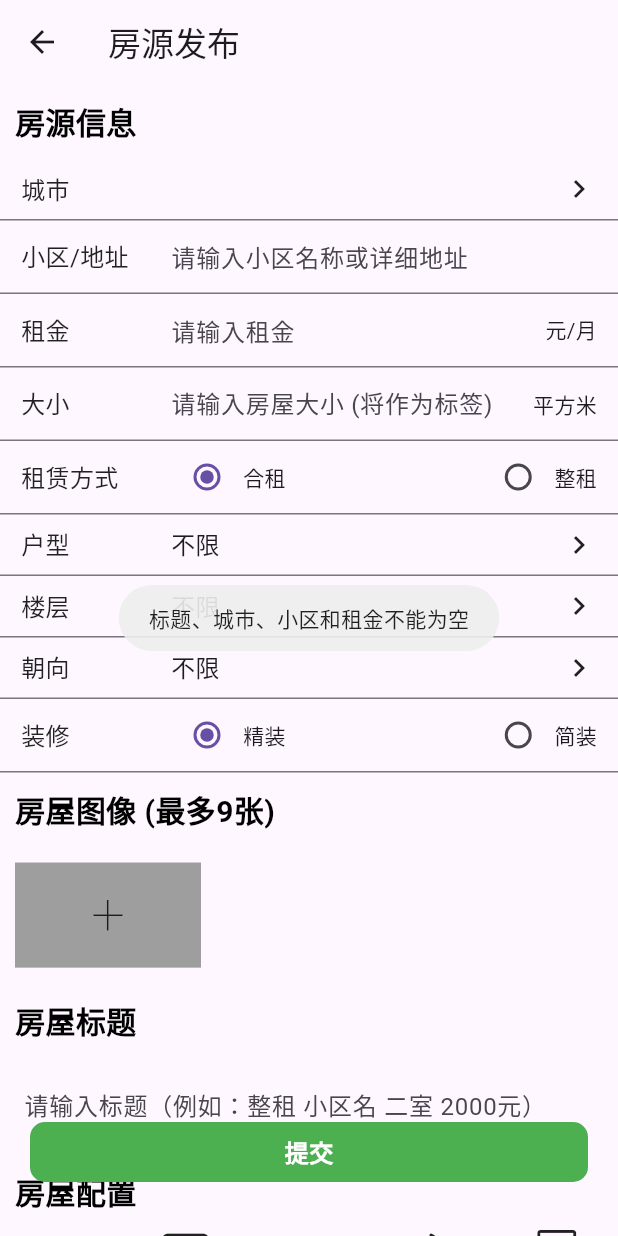
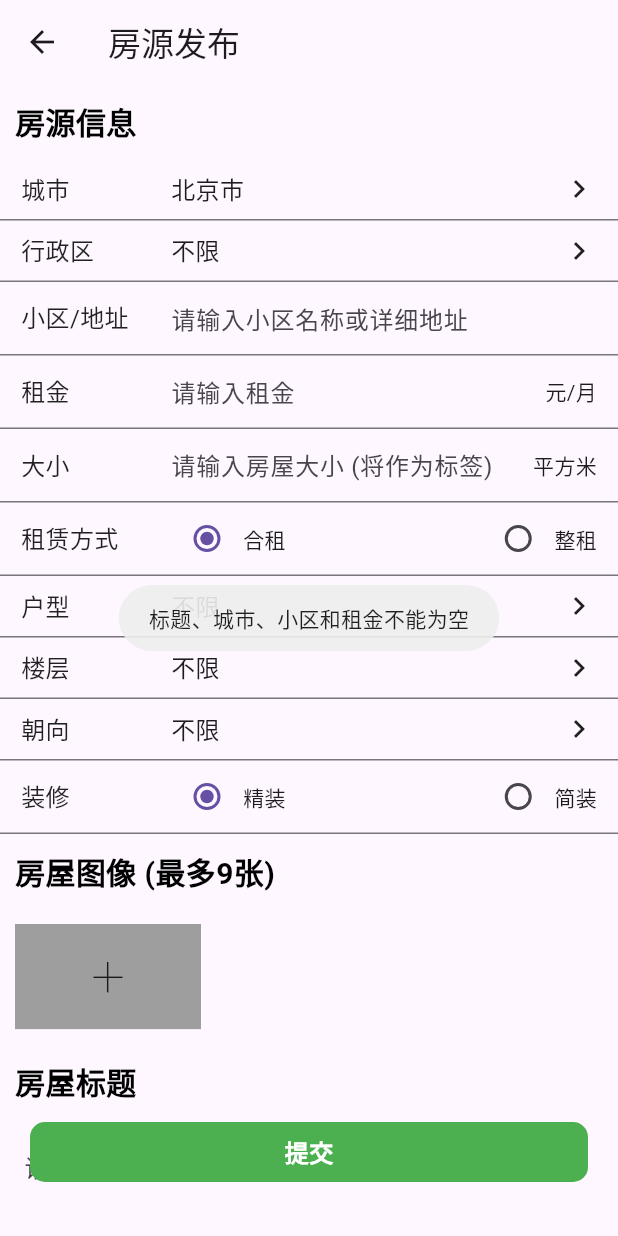
Before and after one commit to wstszx/hook_up_rent_migrated, a Flutter app: the RoomAddPage screen opened by its route, after a tap on "提交", on a phone screen of 412 x 824 dp. Run offline on Flutter 3.47's test engine with Material 3 defaults, Android fonts, the phone set to English and light mode, and no system bars; our stand-ins replace cached_network_image, dio, fluro, flutter_swiper_null_safety, fluttertoast, geocoding and 6 more; accounts and stored records are empty; network calls fail; project files that could hold a hidden picture were left out.

Commit message:
将发布页面的城市和区域数据来源改为使用region.json文件

```diff
--- a/lib/pages/room_add/index.dart
+++ b/lib/pages/room_add/index.dart
@@ -19,6 +19,7 @@ import 'package:hook_up_rent/widgets/common_image_picker.dart';
 import 'package:hook_up_rent/widgets/common_radio_form_item.dart';
 import 'package:hook_up_rent/widgets/common_select_form_item.dart';
 import 'package:hook_up_rent/widgets/common_title.dart';
+import 'package:hook_up_rent/services/region_service.dart'; // 引入 RegionService
 
 class RoomAddPage extends StatefulWidget {
   const RoomAddPage({Key? key}) : super(key: key);
@@ -33,9 +34,9 @@ class _RoomAddPageState extends State<RoomAddPage> {
   var descController = TextEditingController();
   var communityController = TextEditingController(); // 将映射到 address
   // --- City and District Data ---
-  List<dynamic> _cities = [];
-  List<String> _districts = [];
-  String? _selectedCityId;
+  List<filter_data.GeneralType> _cities = [];
+  List<filter_data.GeneralType> _districts = [filter_data.GeneralType('不限', 'area_any')];
+  String? _selectedCityName;
   String? _selectedDistrict;
 
   var priceController = TextEditingController();
@@ -55,29 +56,30 @@ class _RoomAddPageState extends State<RoomAddPage> {
   @override
   void initState() {
     super.initState();
-    _fetchCityDistrictData();
+    _loadCityDistrictData();
   }
 
-  Future<void> _fetchCityDistrictData() async {
+  Future<void> _loadCityDistrictData() async {
     try {
-      var res = await DioHttp.of(context).get('/api/configurations/filter-options');
-      if (res.statusCode == 200) {
-        setState(() {
-          _cities = res.data['cities'];
-          // Optionally pre-select the first city and load its districts
-          if (_cities.isNotEmpty) {
-             _selectedCityId = _cities.first['_id'];
-             _districts = List<String>.from(_cities.first['districts']);
-             if (_districts.isNotEmpty) {
-               _selectedDistrict = _districts.first;
-             }
+      // 确保 RegionService 已加载数据
+      await RegionService.loadRegionData();
+
+      setState(() {
+        _cities = RegionService.getCityList();
+
+        // 预选第一个城市
+        if (_cities.isNotEmpty) {
+          _selectedCityName = _cities.first.name;
+          _districts = RegionService.getDistrictsByCityName(_selectedCityName!);
+
+          // 预选第一个区域
+          if (_districts.isNotEmpty) {
+            _selectedDistrict = _districts.first.name;
           }
-        });
-      } else {
-        CommonToast.showToast('获取城市和行政区数据失败');
-      }
+        }
+      });
     } catch (e) {
-      print('Error fetching city and district data: $e');
+      print('Error loading city and district data: $e');
       CommonToast.showToast('获取城市和行政区数据失败');
     }
   }
@@ -98,8 +100,8 @@ class _RoomAddPageState extends State<RoomAddPage> {
     // 1. Validate form data
     final title = titleController.text;
     final description = descController.text;
-    // Use selected city and district from state
-    final city = _cities.firstWhere((c) => c['_id'] == _selectedCityId, orElse: () => null)?['name'] ?? '';
+    // 使用选择的城市和区域名称
+    final city = _selectedCityName ?? '';
     final district = _selectedDistrict ?? '';
     final address = communityController.text; // 小区名作为地址
     final price = priceController.text;
@@ -229,35 +231,35 @@ class _RoomAddPageState extends State<RoomAddPage> {
         padding: const EdgeInsets.only(bottom: 80), // Ensure space for FAB
         children: [
           const CommonTitle('房源信息'),
-          // City Selection
+          // 城市选择
           CommonSelectFormItem(
             label: '城市',
-            value: _cities.indexWhere((item) => item['_id'] == _selectedCityId),
+            value: _cities.indexWhere((item) => item.name == _selectedCityName),
             onChange: (val) {
               if (val != null && val < _cities.length) {
                 setState(() {
-                  _selectedCityId = _cities[val]['_id'];
-                  _districts = List<String>.from(_cities[val]['districts']);
-                  // Reset selected district when city changes and update to first district if available
-                  _selectedDistrict = _districts.isNotEmpty ? _districts.first : null;
+                  _selectedCityName = _cities[val].name;
+                  _districts = RegionService.getDistrictsByCityName(_selectedCityName!);
+                  // 重置选中的区域
+                  _selectedDistrict = _districts.isNotEmpty ? _districts.first.name : null;
                 });
               }
             },
-            options: _cities.map((item) => item['name'].toString()).toList(),
+            options: _cities.map((item) => item.name).toList(),
           ),
-          // District Selection
+          // 区域选择
           if (_districts.isNotEmpty) // Keep this check
             CommonSelectFormItem(
               label: '行政区',
-              value: _districts.isNotEmpty ? (_selectedDistrict != null && _districts.contains(_selectedDistrict) ? _districts.indexOf(_selectedDistrict!) : 0) : -1, // Ensure value is not -1 if districts is empty
+              value: _districts.indexWhere((item) => item.name == _selectedDistrict),
               onChange: (val) {
                 if (val != null && val < _districts.length) {
                   setState(() {
-                    _selectedDistrict = _districts[val];
+                    _selectedDistrict = _districts[val].name;
                   });
                 }
               },
-              options: _districts,
+              options: _districts.map((item) => item.name).toList(),
             ),
             CommonFormItem(
             label: '小区/地址',
```
